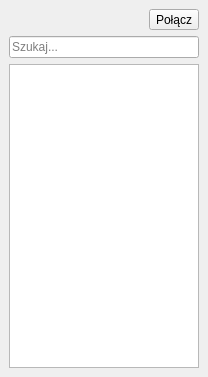
gis-support/DIVI-QGIS-Plugin, file dialogs/dockwidget.ui: the form before one commit.
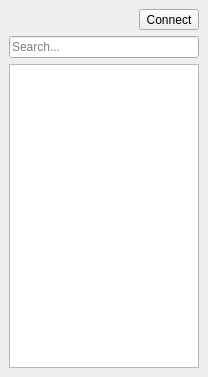
The form after the commit.

Patch:
```diff
--- a/dialogs/dockwidget.ui
+++ b/dialogs/dockwidget.ui
@@ -40,7 +40,7 @@
       <item>
        <widget class="QToolButton" name="btnConnect">
         <property name="text">
-         <string>Połącz</string>
+         <string>Connect</string>
         </property>
         <property name="checkable">
          <bool>true</bool>
@@ -52,7 +52,7 @@
     <item>
      <widget class="QLineEdit" name="eSearch">
       <property name="placeholderText">
-       <string>Szukaj...</string>
+       <string>Search...</string>
       </property>
      </widget>
     </item>
```
Left out of the diff: 3 changed lines with no effect on the pictures.
